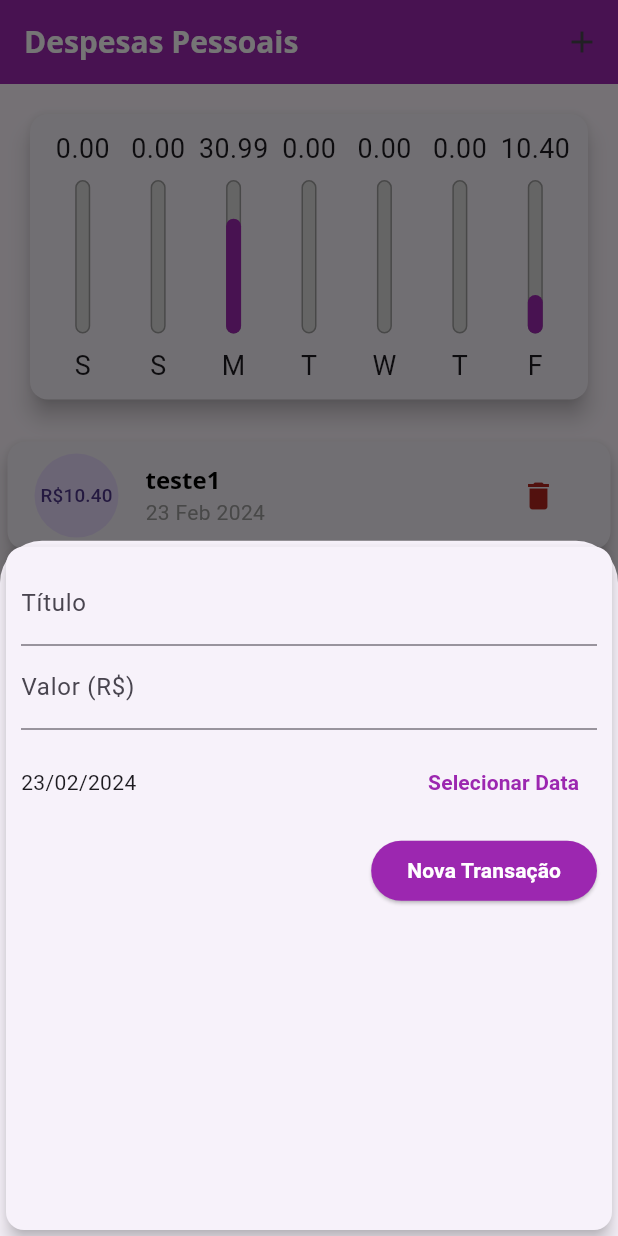
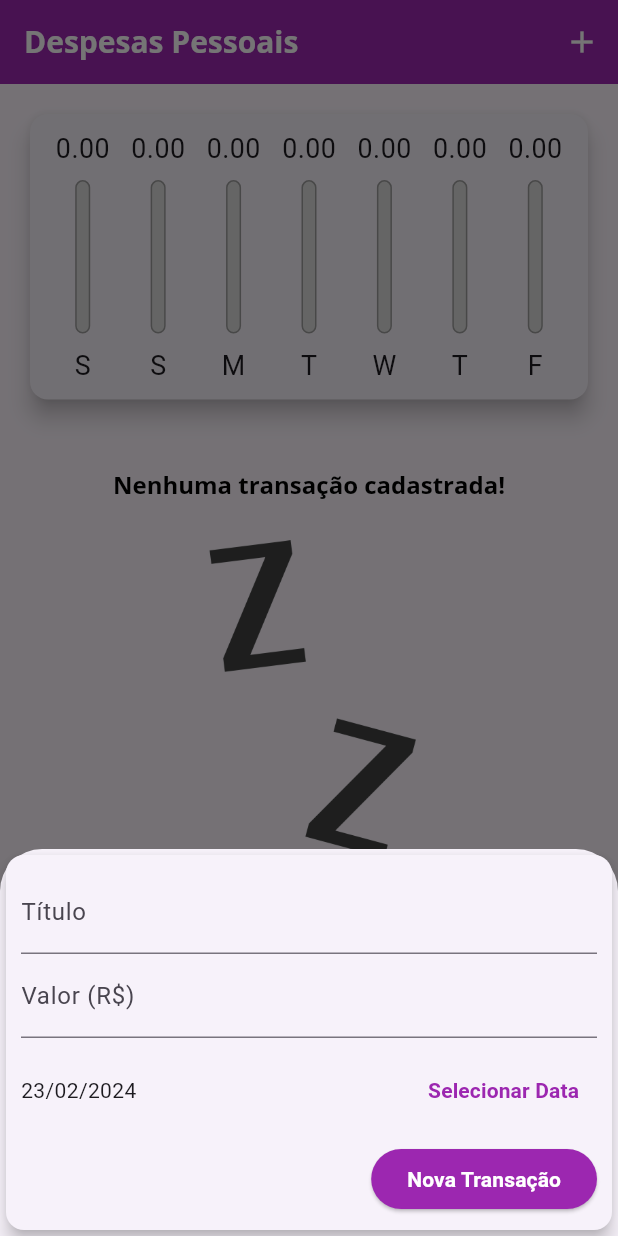
Before and after one commit to Jhon-Henkel/flutter_course_personal_expense_app, a Flutter app: the screen it shows after launch, after a tap on the "add" icon, on a phone screen of 412 x 824 dp. Run offline on Flutter 3.47's test engine with Material 3 defaults, Android fonts, the phone set to English and light mode, and no system bars.

Commit message:
feat: styling app

```diff
--- a/lib/components/transaction_form.dart
+++ b/lib/components/transaction_form.dart
@@ -45,10 +45,16 @@
 
   @override
   Widget build(BuildContext context) {
-    return Card(
+    return SingleChildScrollView(
+      child: Card(
         elevation: 5,
         child: Padding(
-        padding: const EdgeInsets.all(10),
+          padding: EdgeInsets.only(
+            top: 10,
+            right: 10,
+            left: 10,
+            bottom: 10 + MediaQuery.of(context).viewInsets.bottom,
+          ),
           child: Column(
             children: <Widget>[
               TextField(
@@ -108,6 +114,7 @@
             ],
           ),
         ),
+      ),
     );
   }
 }
--- a/lib/components/transaction_list.dart
+++ b/lib/components/transaction_list.dart
@@ -11,23 +11,25 @@
   @override
   Widget build(BuildContext context) {
     return transactions.isEmpty
-        ? Column(
+        ? LayoutBuilder(builder: (context, constraints) {
+            return Column(
               children: <Widget>[
-              const SizedBox(height: 20),
+                SizedBox(height: constraints.maxHeight * 0.05),
                 Text(
                   'Nenhuma transação cadastrada!',
                   style: Theme.of(context).textTheme.titleLarge,
                 ),
-              const SizedBox(height: 20),
+                SizedBox(height: constraints.maxHeight * 0.05),
                 SizedBox(
-                height: 200,
+                  height: constraints.maxHeight * 0.6,
                   child: Image.asset(
                     'assets/images/waiting.png',
                     fit: BoxFit.cover,
                   ),
                 ),
               ],
-          )
+            );
+          })
         : ListView.builder(
             itemCount: transactions.length,
             itemBuilder: (ctx, index) {
--- a/lib/main.dart
+++ b/lib/main.dart
@@ -58,55 +58,17 @@
 
 class _MyHomePageState extends State<MyHomePage> {
   final List<Transaction> _transactions = [
-    Transaction(
-      id: 't1',
-      title: 'teste1',
-      value: 10.40,
-      date: DateTime.now(),
-    ),
-    Transaction(
-      id: 't2',
-      title: 'teste2',
-      value: 30.99,
-      date: DateTime.now().subtract(const Duration(days: 4)),
-    ),
-    Transaction(
-      id: 't3',
-      title: 'teste3',
-      value: 3.12,
-      date: DateTime.now().subtract(const Duration(days: 9)),
-    ),
-    Transaction(
-      id: 't4',
-      title: 'teste4',
-      value: 3.12,
-      date: DateTime.now().subtract(const Duration(days: 9)),
-    ),
-    Transaction(
-      id: 't5',
-      title: 'teste5',
-      value: 3.12,
-      date: DateTime.now().subtract(const Duration(days: 9)),
-    ),
-    Transaction(
-      id: 't6',
-      title: 'teste6',
-      value: 3.12,
-      date: DateTime.now().subtract(const Duration(days: 9)),
-    ),
-    Transaction(
-      id: 't7',
-      title: 'teste7',
-      value: 3.12,
-      date: DateTime.now().subtract(const Duration(days: 9)),
-    ),
-    Transaction(
-      id: 't8',
-      title: 'teste8',
-      value: 3.12,
-      date: DateTime.now().subtract(const Duration(days: 9)),
-    ),
+    // Transaction(id: 't1',title: 'teste1',value: 10.40,date: DateTime.now()),
+    // Transaction(id: 't2',title: 'teste2',value: 30.99,date: DateTime.now().subtract(const Duration(days: 4))),
+    // Transaction(id: 't3',title: 'teste3',value: 3.12,date: DateTime.now().subtract(const Duration(days: 9))),
+    // Transaction(id: 't4',title: 'teste4',value: 3.12,date: DateTime.now().subtract(const Duration(days: 9))),
+    // Transaction(id: 't5',title: 'teste5',value: 3.12,date: DateTime.now().subtract(const Duration(days: 9))),
+    // Transaction(id: 't6',title: 'teste6',value: 3.12,date: DateTime.now().subtract(const Duration(days: 9))),
+    // Transaction(id: 't7',title: 'teste7',value: 3.12,date: DateTime.now().subtract(const Duration(days: 9))),
+    // Transaction(id: 't8',title: 'teste8',value: 3.12,date: DateTime.now().subtract(const Duration(days: 9))),
   ];
+
+  bool _showChart = false;
 
   List<Transaction> get _recentTransactions {
     return _transactions.where((transaction) {
@@ -150,11 +112,29 @@
 
   @override
   Widget build(BuildContext context) {
+    bool isLandscape =
+        MediaQuery.of(context).orientation == Orientation.landscape;
+
     final appBar = AppBar(
       backgroundColor: Theme.of(context).colorScheme.primary,
       title: const Text('Despesas Pessoais'),
       actions: <Widget>[
+        if (isLandscape)
           IconButton(
+            style: ButtonStyle(
+              foregroundColor: MaterialStateProperty.all(Colors.white),
+            ),
+            onPressed: () {
+              setState(() {
+                _showChart = !_showChart;
+              });
+            },
+            icon: Icon(_showChart ? Icons.list : Icons.show_chart),
+          ),
+        IconButton(
+          style: ButtonStyle(
+            foregroundColor: MaterialStateProperty.all(Colors.white),
+          ),
           onPressed: () => _openTransactionFormModal(context),
           icon: const Icon(Icons.add),
         ),
@@ -170,10 +150,12 @@
         child: Column(
           crossAxisAlignment: CrossAxisAlignment.stretch,
           children: <Widget>[
+            if (_showChart || !isLandscape)
               SizedBox(
-              height: availableHeight * 0.30,
+                height: availableHeight * (isLandscape ? 0.7 : 0.3),
                 child: Chart(_recentTransactions),
               ),
+            if (!_showChart || !isLandscape)
               SizedBox(
                 height: availableHeight * 0.70,
                 child: TransactionList(_transactions, _deleteTransaction),
```
Lines whose indentation alone changed are shown as unchanged.
